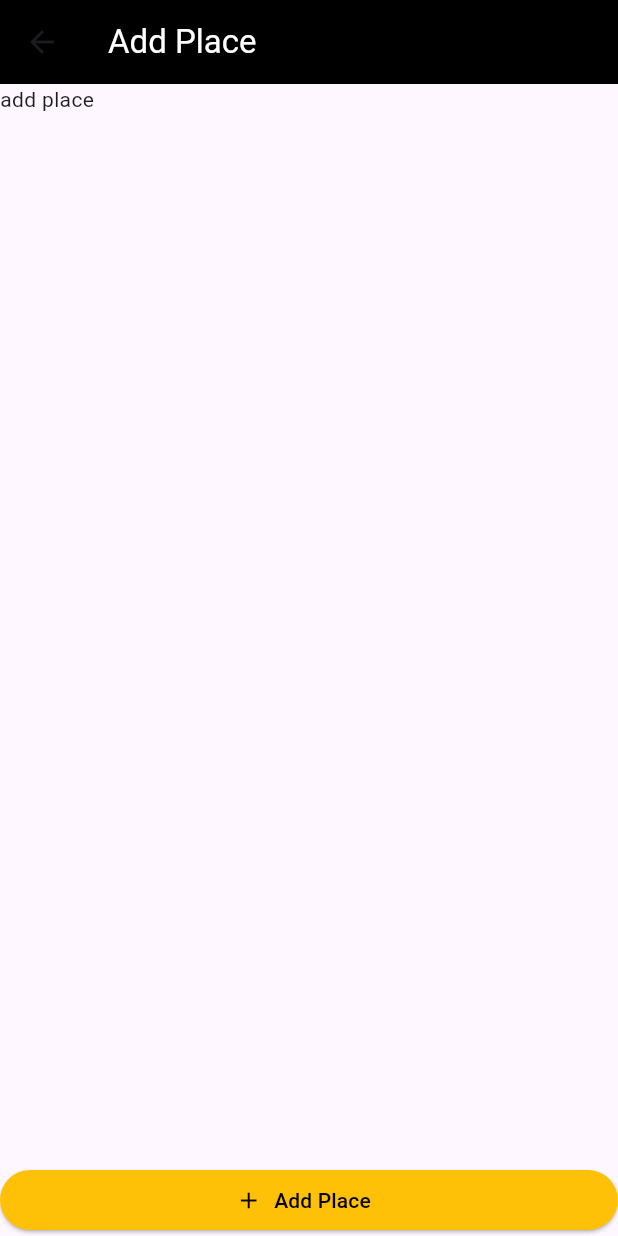
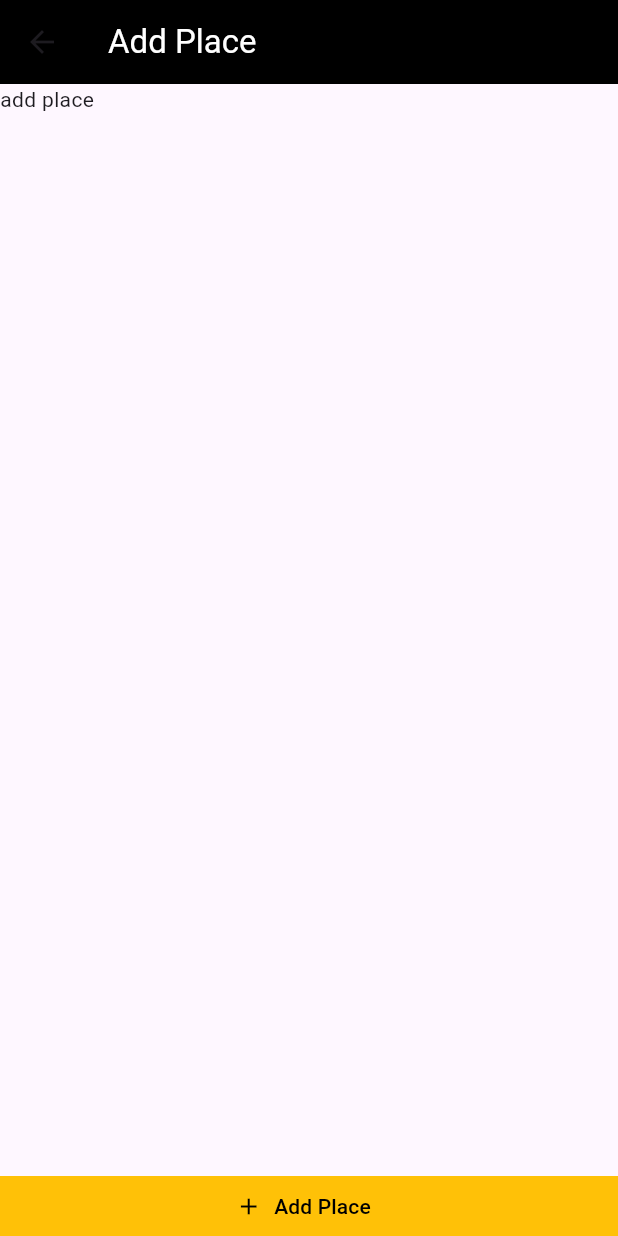
Before and after one commit to RichFlair/places_app, a Flutter app: the AddPlacesScreen screen opened by its route, on a phone screen of 412 x 824 dp. Run offline on Flutter 3.47's test engine with Material 3 defaults, Android fonts, the phone set to English and light mode, and no system bars.

Commit message:
making the button rectangular

```diff
--- a/lib/screens/add_places_screen.dart
+++ b/lib/screens/add_places_screen.dart
@@ -24,10 +24,16 @@ class _AddPlacesScreenState extends State<AddPlacesScreen> {
         crossAxisAlignment: CrossAxisAlignment.stretch,
         children: [
           const Text('add place'),
+          // add-places button container
           ElevatedButton.icon(
             style: const ButtonStyle(
+              shape: MaterialStatePropertyAll(
+                RoundedRectangleBorder(borderRadius: BorderRadius.zero),
+              ),
               backgroundColor: MaterialStatePropertyAll(Colors.amber),
               foregroundColor: MaterialStatePropertyAll(Colors.black),
+              elevation: MaterialStatePropertyAll(0),
+              tapTargetSize: MaterialTapTargetSize.shrinkWrap,
             ),
             onPressed: () {},
             icon: const Icon(Icons.add),
```
